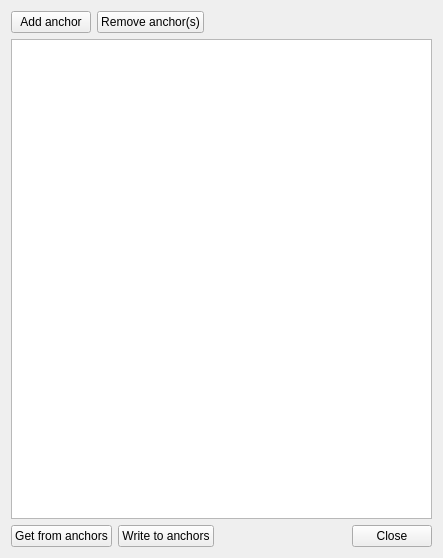
Qt form src/cfclient/ui/dialogs/anchor_position_dialog.ui (bitcraze/crazyflie-clients-python) before a commit.
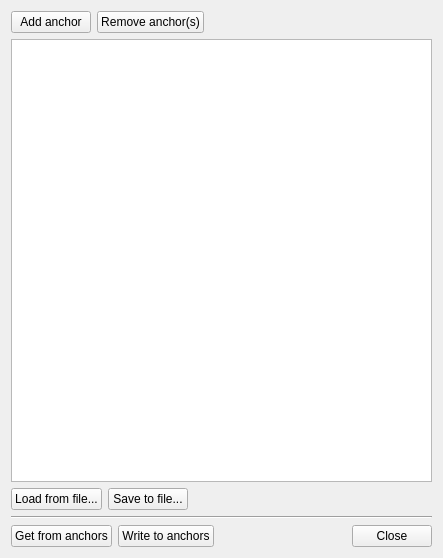
The same form after that commit.

Commit message: #349 Added functionality to save/load anchor positions to file

What changed in the file:
```diff
--- a/src/cfclient/ui/dialogs/anchor_position_dialog.ui
+++ b/src/cfclient/ui/dialogs/anchor_position_dialog.ui
@@ -53,6 +53,44 @@
      <item>
       <widget class="QTableView" name="_table_view"/>
      </item>
+     <item>
+      <layout class="QHBoxLayout" name="horizontalLayout_4">
+       <item>
+        <widget class="QPushButton" name="_load_button">
+         <property name="text">
+          <string>Load from file...</string>
+         </property>
+        </widget>
+       </item>
+       <item>
+        <widget class="QPushButton" name="_save_button">
+         <property name="text">
+          <string>Save to file...</string>
+         </property>
+        </widget>
+       </item>
+       <item>
+        <spacer name="horizontalSpacer_3">
+         <property name="orientation">
+          <enum>Qt::Horizontal</enum>
+         </property>
+         <property name="sizeHint" stdset="0">
+          <size>
+           <width>40</width>
+           <height>20</height>
+          </size>
+         </property>
+        </spacer>
+       </item>
+      </layout>
+     </item>
+     <item>
+      <widget class="Line" name="line">
+       <property name="orientation">
+        <enum>Qt::Horizontal</enum>
+       </property>
+      </widget>
+     </item>
      <item>
       <layout class="QHBoxLayout" name="horizontalLayout_2">
        <item>
```
The commit also changes 3 other files.
